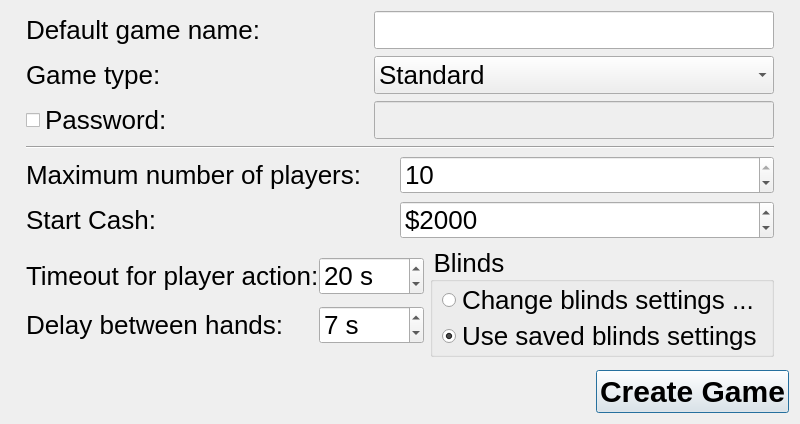
Before: the Qt Designer form src/gui/qt/gui_800x480/createinternetgamedialog_800x480.ui in pokerth/pokerth, drawn with Qt 5.
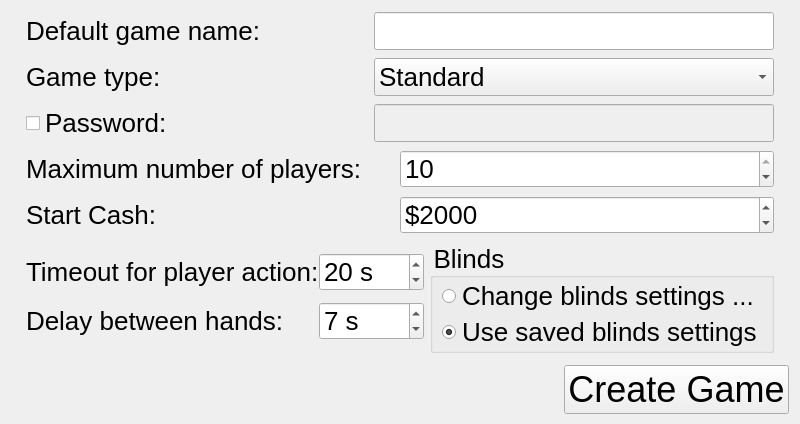
After: the same form once the commit is applied. Icons and pictures are not drawn.

Diff of the .ui file:
```diff
--- a/src/gui/qt/gui_800x480/createinternetgamedialog_800x480.ui
+++ b/src/gui/qt/gui_800x480/createinternetgamedialog_800x480.ui
@@ -26,6 +26,9 @@
    <string>Create Internet Game</string>
   </property>
   <layout class="QGridLayout" name="gridLayout_2">
+   <property name="bottomMargin">
+    <number>10</number>
+   </property>
    <item row="1" column="0" colspan="3">
     <layout class="QHBoxLayout">
      <property name="spacing">
@@ -50,11 +53,24 @@
      <item>
       <widget class="QPushButton" name="pushButton_createGame">
        <property name="styleSheet">
-        <string notr="true">QObject {font: bold 30px}</string>
+        <string notr="true">QObject {font: 36px}</string>
        </property>
        <property name="text">
         <string>Create Game</string>
        </property>
+       <property name="icon">
+        <iconset resource="../resources/pokerth.qrc">
+         <normaloff>:/gfx/dialog_ok_apply.png</normaloff>:/gfx/dialog_ok_apply.png</iconset>
+       </property>
+       <property name="iconSize">
+        <size>
+         <width>32</width>
+         <height>32</height>
+        </size>
+       </property>
+       <property name="autoDefault">
+        <bool>false</bool>
+       </property>
       </widget>
      </item>
     </layout>
@@ -74,47 +90,40 @@
       <property name="verticalSpacing">
        <number>7</number>
       </property>
-      <item row="0" column="0" colspan="2">
-       <layout class="QHBoxLayout" name="horizontalLayout_8">
-        <item>
-         <widget class="QLabel" name="label_23">
-          <property name="sizePolicy">
-           <sizepolicy hsizetype="Expanding" vsizetype="Preferred">
-            <horstretch>0</horstretch>
-            <verstretch>0</verstretch>
-           </sizepolicy>
-          </property>
-          <property name="styleSheet">
-           <string notr="true"/>
-          </property>
-          <property name="text">
-           <string>Default game name:</string>
-          </property>
-         </widget>
-        </item>
-        <item>
-         <widget class="QLineEdit" name="lineEdit_gameName">
-          <property name="minimumSize">
-           <size>
-            <width>400</width>
-            <height>0</height>
-           </size>
-          </property>
-          <property name="maximumSize">
-           <size>
-            <width>16777215</width>
-            <height>16777215</height>
-           </size>
-          </property>
-          <property name="inputMethodHints">
-           <set>Qt::ImhNoPredictiveText</set>
-          </property>
-          <property name="maxLength">
-           <number>48</number>
-          </property>
-         </widget>
-        </item>
-       </layout>
+      <item row="5" column="1">
+       <widget class="QGroupBox" name="groupBox_blinds">
+        <property name="title">
+         <string>Blinds</string>
+        </property>
+        <layout class="QGridLayout">
+         <property name="topMargin">
+          <number>0</number>
+         </property>
+         <property name="bottomMargin">
+          <number>0</number>
+         </property>
+         <property name="verticalSpacing">
+          <number>0</number>
+         </property>
+         <item row="1" column="1">
+          <widget class="QRadioButton" name="radioButton_useSavedBlindsSettings">
+           <property name="text">
+            <string>Use saved blinds settings</string>
+           </property>
+           <property name="checked">
+            <bool>true</bool>
+           </property>
+          </widget>
+         </item>
+         <item row="0" column="1">
+          <widget class="QRadioButton" name="radioButton_changeBlindsSettings">
+           <property name="text">
+            <string>Change blinds settings ...</string>
+           </property>
+          </widget>
+         </item>
+        </layout>
+       </widget>
       </item>
       <item row="1" column="0" colspan="2">
        <layout class="QHBoxLayout" name="horizontalLayout">
@@ -185,52 +194,46 @@
         </item>
        </layout>
       </item>
-      <item row="2" column="0" colspan="2">
-       <layout class="QHBoxLayout">
-        <property name="spacing">
-         <number>6</number>
-        </property>
-        <property name="margin">
-         <number>0</number>
-        </property>
+      <item row="0" column="0" colspan="2">
+       <layout class="QHBoxLayout" name="horizontalLayout_8">
         <item>
-         <widget class="QCheckBox" name="checkBox_Password">
+         <widget class="QLabel" name="label_23">
           <property name="sizePolicy">
-           <sizepolicy hsizetype="Expanding" vsizetype="Fixed">
+           <sizepolicy hsizetype="Expanding" vsizetype="Preferred">
             <horstretch>0</horstretch>
             <verstretch>0</verstretch>
            </sizepolicy>
           </property>
           <property name="text">
-           <string>Password:</string>
-          </property>
-          <property name="iconSize">
-           <size>
-            <width>32</width>
-            <height>32</height>
-           </size>
+           <string>Default game name:</string>
           </property>
          </widget>
         </item>
         <item>
-         <widget class="QLineEdit" name="lineEdit_Password">
-          <property name="enabled">
-           <bool>false</bool>
-          </property>
+         <widget class="QLineEdit" name="lineEdit_gameName">
           <property name="minimumSize">
            <size>
             <width>400</width>
             <height>0</height>
            </size>
           </property>
-          <property name="echoMode">
-           <enum>QLineEdit::Password</enum>
+          <property name="maximumSize">
+           <size>
+            <width>16777215</width>
+            <height>16777215</height>
+           </size>
+          </property>
+          <property name="inputMethodHints">
+           <set>Qt::ImhNoPredictiveText</set>
+          </property>
+          <property name="maxLength">
+           <number>48</number>
           </property>
          </widget>
         </item>
        </layout>
       </item>
-      <item row="4" column="0" colspan="2">
+      <item row="3" column="0" colspan="2">
        <layout class="QHBoxLayout" name="horizontalLayout_2">
         <item>
          <widget class="QLabel" name="label">
@@ -272,7 +275,7 @@
         </item>
        </layout>
       </item>
-      <item row="5" column="0" colspan="2">
+      <item row="4" column="0" colspan="2">
        <layout class="QHBoxLayout" name="horizontalLayout_3">
         <item>
          <widget class="QLabel" name="label_2">
@@ -323,7 +326,7 @@
         </item>
        </layout>
       </item>
-      <item row="6" column="0">
+      <item row="5" column="0">
        <layout class="QGridLayout" name="gridLayout_3">
         <item row="0" column="0">
          <widget class="QLabel" name="label_6">
@@ -385,47 +388,50 @@
         </item>
        </layout>
       </item>
-      <item row="6" column="1">
-       <widget class="QGroupBox" name="groupBox_blinds">
-        <property name="title">
-         <string>Blinds</string>
+      <item row="2" column="0" colspan="2">
+       <layout class="QHBoxLayout">
+        <property name="spacing">
+         <number>6</number>
         </property>
-        <layout class="QGridLayout">
-         <property name="topMargin">
-          <number>0</number>
-         </property>
-         <property name="bottomMargin">
-          <number>0</number>
-         </property>
-         <property name="verticalSpacing">
-          <number>0</number>
-         </property>
-         <item row="1" column="1">
-          <widget class="QRadioButton" name="radioButton_useSavedBlindsSettings">
-           <property name="text">
-            <string>Use saved blinds settings</string>
-           </property>
-           <property name="checked">
-            <bool>true</bool>
-           </property>
-          </widget>
-         </item>
-         <item row="0" column="1">
-          <widget class="QRadioButton" name="radioButton_changeBlindsSettings">
-           <property name="text">
-            <string>Change blinds settings ...</string>
-           </property>
-          </widget>
-         </item>
-        </layout>
-       </widget>
-      </item>
-      <item row="3" column="0" colspan="2">
-       <widget class="Line" name="line">
-        <property name="orientation">
-         <enum>Qt::Horizontal</enum>
+        <property name="margin">
+         <number>0</number>
         </property>
-       </widget>
+        <item>
+         <widget class="QCheckBox" name="checkBox_Password">
+          <property name="sizePolicy">
+           <sizepolicy hsizetype="Expanding" vsizetype="Fixed">
+            <horstretch>0</horstretch>
+            <verstretch>0</verstretch>
+           </sizepolicy>
+          </property>
+          <property name="text">
+           <string>Password:</string>
+          </property>
+          <property name="iconSize">
+           <size>
+            <width>32</width>
+            <height>32</height>
+           </size>
+          </property>
+         </widget>
+        </item>
+        <item>
+         <widget class="QLineEdit" name="lineEdit_Password">
+          <property name="enabled">
+           <bool>false</bool>
+          </property>
+          <property name="minimumSize">
+           <size>
+            <width>400</width>
+            <height>0</height>
+           </size>
+          </property>
+          <property name="echoMode">
+           <enum>QLineEdit::Password</enum>
+          </property>
+         </widget>
+        </item>
+       </layout>
       </item>
      </layout>
     </widget>
```
Left out of the diff: 13 changed lines with no effect on the pictures.
